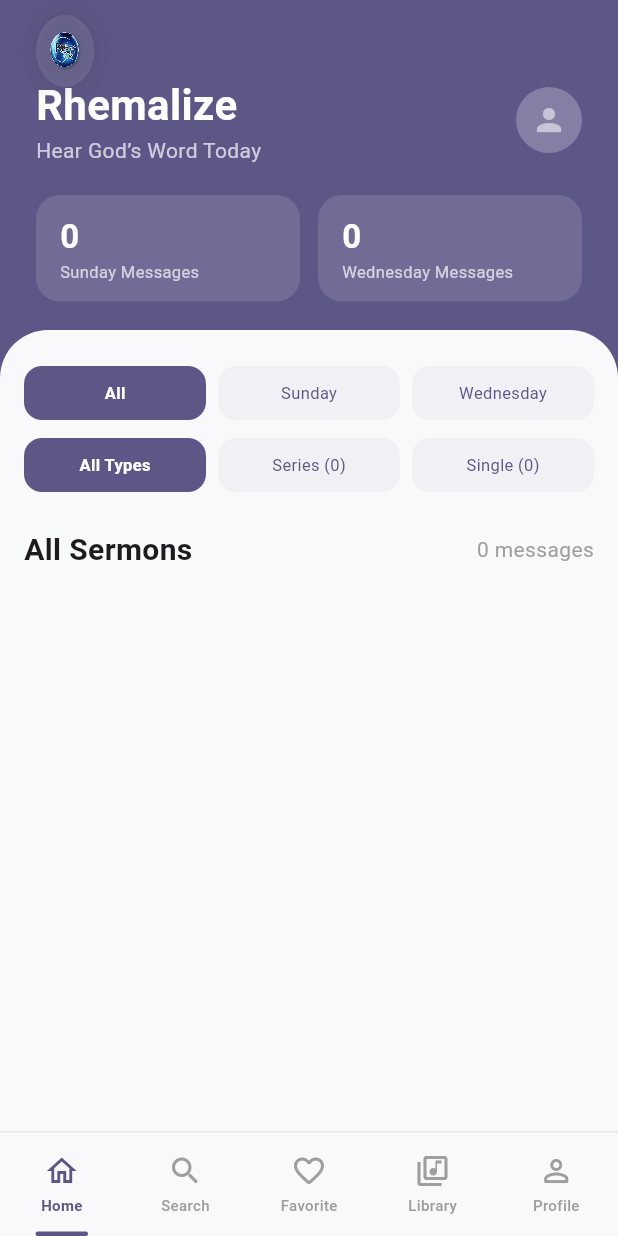
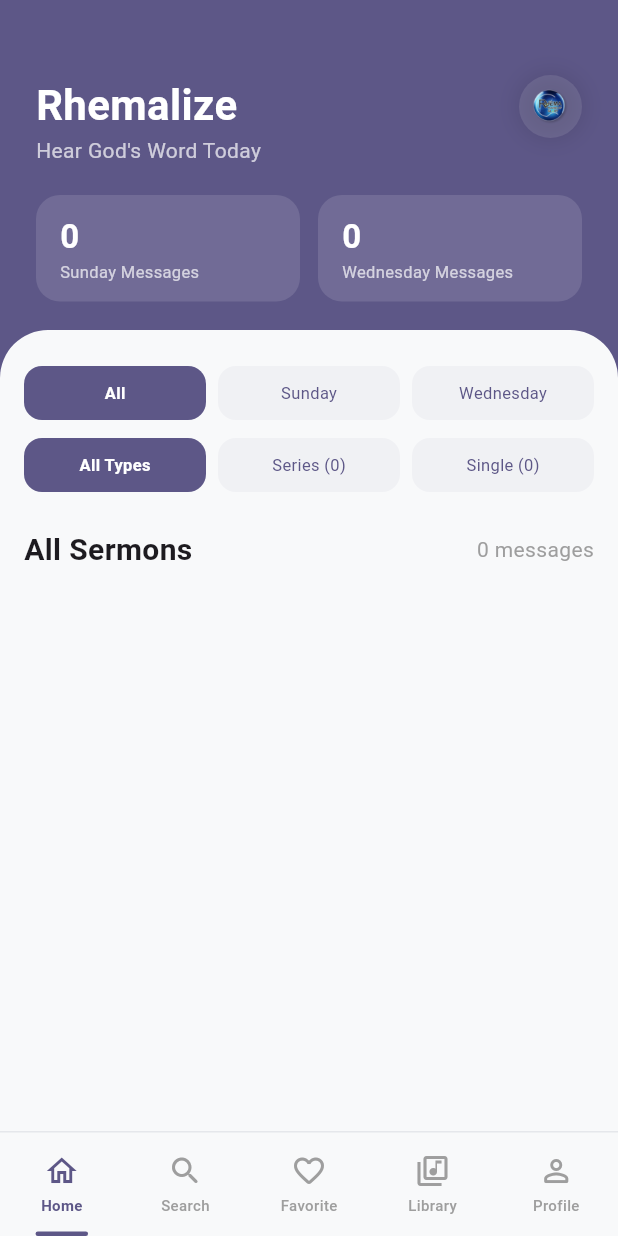
Before and after one commit to Majorboy1/Rhemalize, a Flutter app: the screen it shows once a user with an empty profile is signed in, on a phone screen of 412 x 824 dp. Run offline on Flutter 3.47's test engine with Material 3 defaults, Android fonts, the phone set to English and light mode, and no system bars; our stand-ins replace app_links, cloud_firestore, connectivity_plus, file_picker, firebase_auth, firebase_core and 9 more; missing offline and left inert: audio_session; accounts and stored records are empty; network calls fail; statements that could not run were skipped.

Commit message:
Update app icon and logo placement

```diff
--- a/lib/screens/home_screen.dart
+++ b/lib/screens/home_screen.dart
@@ -140,7 +140,6 @@ class _HomeScreenState extends State<HomeScreen> {
         sermons.where((s) => s.category == SermonCategory.sunday).length;
     final wednesdayCount =
         sermons.where((s) => s.category == SermonCategory.wednesday).length;
-    final user = authProvider.user;
 
     return Container(
       padding: const EdgeInsets.fromLTRB(24, 50, 24, 0),
@@ -148,9 +147,10 @@ class _HomeScreenState extends State<HomeScreen> {
         crossAxisAlignment: CrossAxisAlignment.start,
         children: [
           Row(
-            mainAxisAlignment: MainAxisAlignment.spaceBetween,
+            crossAxisAlignment: CrossAxisAlignment.start,
             children: [
-              Column(
+              Expanded(
+                child: Column(
                   crossAxisAlignment: CrossAxisAlignment.start,
                   children: [
                     const Text('Rhemalize',
@@ -158,24 +158,13 @@ class _HomeScreenState extends State<HomeScreen> {
                             fontSize: 28,
                             fontWeight: FontWeight.bold,
                             color: Colors.white)),
-                  Text('Hear God’s Word Today',
+                    Text("Hear God's Word Today",
                         style: TextStyle(color: Colors.white.withOpacity(0.7))),
                   ],
                 ),
-              CircleAvatar(
-                radius: 22,
-                backgroundColor: Colors.white24,
-                child: ClipOval(
-                  child: user?.photoURL != null
-                      ? Image.network(user!.photoURL!,
-                          fit: BoxFit.cover,
-                          width: 44,
-                          height: 44,
-                          errorBuilder: (c, e, s) =>
-                              const Icon(Icons.person, color: Colors.white54))
-                      : const Icon(Icons.person, color: Colors.white54),
               ),
-              )
+              const SizedBox(width: 12),
+              const _StaticRhemaLogo(size: 42, innerPadding: 7),
             ],
           ),
           const SizedBox(height: 20),
@@ -276,3 +265,39 @@ class _HomeScreenState extends State<HomeScreen> {
     );
   }
 }
+
+class _StaticRhemaLogo extends StatelessWidget {
+  const _StaticRhemaLogo({
+    required this.size,
+    required this.innerPadding,
+  });
+
+  final double size;
+  final double innerPadding;
+
+  @override
+  Widget build(BuildContext context) {
+    return Container(
+      height: size,
+      width: size,
+      padding: EdgeInsets.all(innerPadding),
+      decoration: BoxDecoration(
+        color: Colors.white.withOpacity(0.1),
+        shape: BoxShape.circle,
+        boxShadow: [
+          BoxShadow(
+            color: Colors.black.withOpacity(0.1),
+            blurRadius: 12,
+            spreadRadius: 2,
+          )
+        ],
+      ),
+      child: Image.asset(
+        'assets/images/rhema-logo.png',
+        fit: BoxFit.contain,
+        errorBuilder: (context, error, stackTrace) =>
+            const Icon(Icons.auto_awesome, color: Colors.amber, size: 28),
+      ),
+    );
+  }
+}
--- a/lib/screens/main_app_screen.dart
+++ b/lib/screens/main_app_screen.dart
@@ -14,7 +14,6 @@ import 'full_player_screen.dart';
 
 import '../widgets/custom_bottom_nav.dart';
 import '../widgets/mini_player.dart';
-import '../utils/app_colors.dart';
 import '../utils/player_transitions.dart';
 
 class MainApp extends StatefulWidget {
@@ -132,11 +131,13 @@ class _MainAppState extends State<MainApp> {
                 currentScreen,
 
                 // --- 3D SPINNING LOGO BADGE ---
-                Positioned(
-                  top: MediaQuery.of(context).padding.top + 10,
-                  left: 20,
-                  child: const SpinningRhemaLogo(),
-                ),
+                if (_activeTab != BottomTab.home)
+                  Positioned(
+                    top: MediaQuery.of(context).padding.top + 18,
+                    left: _activeTab == BottomTab.favorites ? null : 8,
+                    right: _activeTab == BottomTab.favorites ? 12 : null,
+                    child: const SpinningRhemaLogo(size: 36, innerPadding: 6),
+                  ),
               ],
             ),
           ),
@@ -176,7 +177,14 @@ class _MainAppState extends State<MainApp> {
 
 // --- SPINNING LOGO COMPONENT (Keep as is) ---
 class SpinningRhemaLogo extends StatefulWidget {
-  const SpinningRhemaLogo({super.key});
+  const SpinningRhemaLogo({
+    super.key,
+    this.size = 48,
+    this.innerPadding = 8,
+  });
+
+  final double size;
+  final double innerPadding;
 
   @override
   State<SpinningRhemaLogo> createState() => _SpinningRhemaLogoState();
@@ -219,11 +227,11 @@ class _SpinningRhemaLogoState extends State<SpinningRhemaLogo>
         width: 48,
         padding: const EdgeInsets.all(8),
         decoration: BoxDecoration(
-          color: Colors.white.withOpacity(0.1),
+          color: Colors.white.withValues(alpha: 0.1),
           shape: BoxShape.circle,
           boxShadow: [
             BoxShadow(
-              color: Colors.black.withOpacity(0.1),
+              color: Colors.black.withValues(alpha: 0.1),
               blurRadius: 12,
               spreadRadius: 2,
             )
```
Also changed, not shown: 5 other files. Lines whose indentation alone changed are shown as unchanged.
